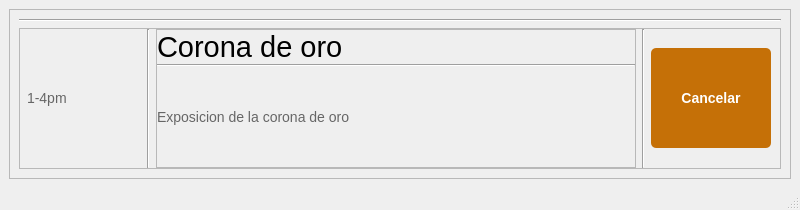
Hrndz16/Simes, file ui_files/CancelarEvento.ui: the form before one commit.
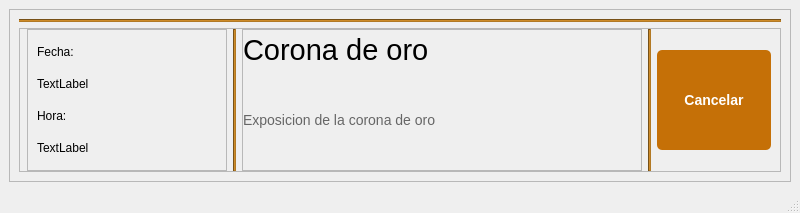
The form after the commit.

Patch:
```diff
--- a/ui_files/CancelarEvento.ui
+++ b/ui_files/CancelarEvento.ui
@@ -7,7 +7,7 @@
     <x>0</x>
     <y>0</y>
     <width>800</width>
-    <height>204</height>
+    <height>213</height>
    </rect>
   </property>
   <property name="windowTitle">
@@ -52,28 +52,55 @@
            <number>0</number>
           </property>
           <item>
-           <widget class="QLabel" name="Hora">
+           <widget class="QFrame" name="frame_3">
             <property name="minimumSize">
              <size>
-              <width>0</width>
-              <height>100</height>
+              <width>200</width>
+              <height>0</height>
              </size>
             </property>
             <property name="maximumSize">
              <size>
-              <width>114</width>
-              <height>100</height>
+              <width>250</width>
+              <height>16777215</height>
              </size>
             </property>
-            <property name="styleSheet">
-             <string notr="true">.QLabel {
-    font-size: 14px; /* Tamaño de fuente normal */
-    color: #666; /* Color de texto más claro */
-}</string>
+            <property name="frameShape">
+             <enum>QFrame::StyledPanel</enum>
             </property>
-            <property name="text">
-             <string>1-4pm</string>
+            <property name="frameShadow">
+             <enum>QFrame::Raised</enum>
             </property>
+            <layout class="QVBoxLayout" name="verticalLayout">
+             <item>
+              <widget class="QLabel" name="label_2">
+               <property name="text">
+                <string>Fecha:</string>
+               </property>
+              </widget>
+             </item>
+             <item>
+              <widget class="QLabel" name="label_fecha">
+               <property name="text">
+                <string>TextLabel</string>
+               </property>
+              </widget>
+             </item>
+             <item>
+              <widget class="QLabel" name="label_3">
+               <property name="text">
+                <string>Hora: </string>
+               </property>
+              </widget>
+             </item>
+             <item>
+              <widget class="QLabel" name="label_hora">
+               <property name="text">
+                <string>TextLabel</string>
+               </property>
+              </widget>
+             </item>
+            </layout>
            </widget>
           </item>
           <item>
@@ -84,6 +111,9 @@
               <height>16777215</height>
              </size>
             </property>
+            <property name="styleSheet">
+             <string notr="true">background-color: rgb(178, 121, 36);</string>
+            </property>
             <property name="orientation">
              <enum>Qt::Vertical</enum>
             </property>
@@ -91,6 +121,12 @@
           </item>
           <item>
            <widget class="QFrame" name="frame_2">
+            <property name="minimumSize">
+             <size>
+              <width>400</width>
+              <height>0</height>
+             </size>
+            </property>
             <property name="frameShape">
              <enum>QFrame::StyledPanel</enum>
             </property>
@@ -127,14 +163,7 @@
               </widget>
              </item>
              <item>
-              <widget class="Line" name="line_3">
-               <property name="orientation">
-                <enum>Qt::Horizontal</enum>
-               </property>
-              </widget>
-             </item>
-             <item>
-              <widget class="QLabel" name="Descripcion">
+              <widget class="QLabel" name="label_descripcion">
                <property name="minimumSize">
                 <size>
                  <width>0</width>
@@ -163,6 +192,9 @@
           </item>
           <item>
            <widget class="Line" name="line_5">
+            <property name="styleSheet">
+             <string notr="true">background-color: rgb(178, 121, 36);</string>
+            </property>
             <property name="orientation">
              <enum>Qt::Vertical</enum>
             </property>
@@ -215,6 +247,9 @@
        </item>
        <item row="0" column="0">
         <widget class="Line" name="line">
+         <property name="styleSheet">
+          <string notr="true">background-color: rgb(178, 121, 36);</string>
+         </property>
          <property name="orientation">
           <enum>Qt::Horizontal</enum>
          </property>
```
Left out of the diff: 4 changed lines with no effect on the pictures.
